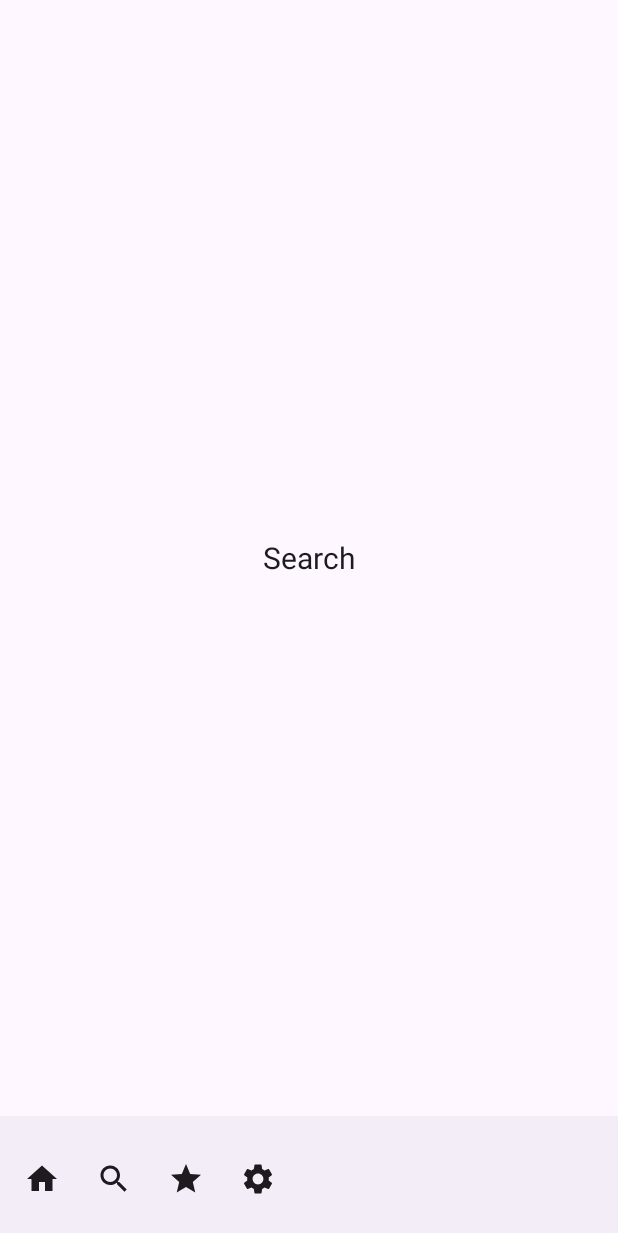
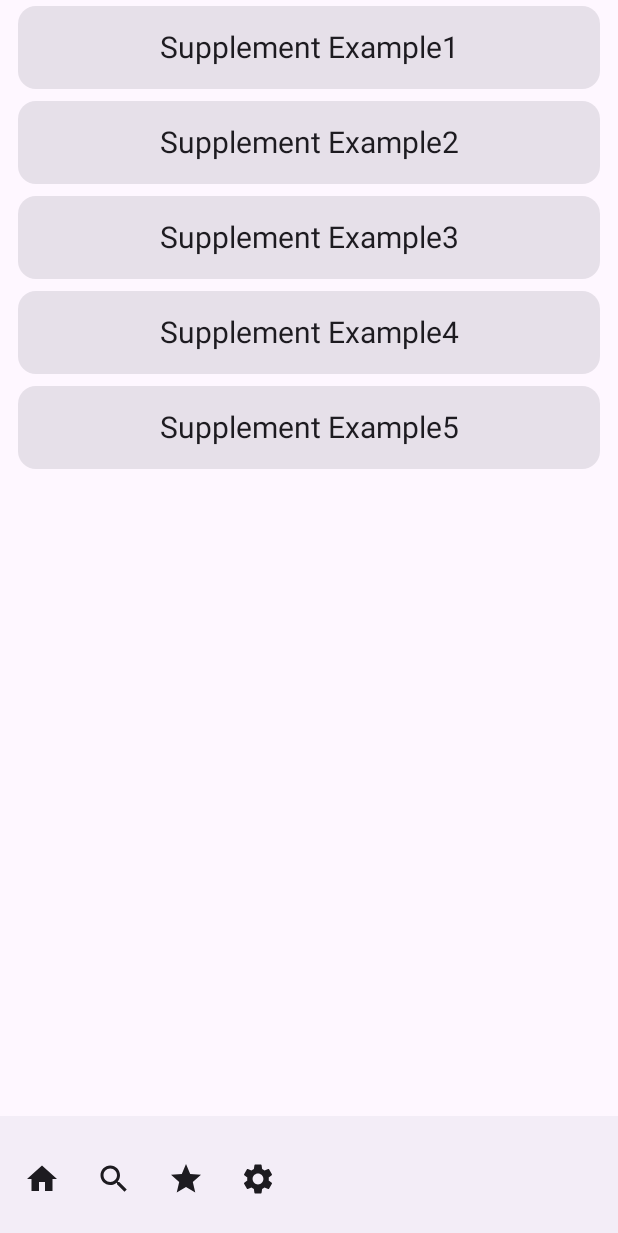
Before and after one commit to Crested-Penguin/SIP-Android, an Android app built with Jetpack Compose: the SearchScreen screen opened through its navigation route, on a phone screen of 412 x 824 dp. Before the commit the part shown is almost empty. Shown: the top 1233 px of the screen. Run offline under Robolectric (Android 15) with nearby library versions, the phone set to English and light mode, and no system bars.

Commit message:
Add SupplementItem to SearchScreen.kt

```diff
--- a/app/src/main/java/com/crestedpenguin/sip/screens/SearchScreen.kt
+++ b/app/src/main/java/com/crestedpenguin/sip/screens/SearchScreen.kt
@@ -3,18 +3,56 @@ package com.crestedpenguin.sip.screens
 import androidx.compose.foundation.layout.Arrangement
 import androidx.compose.foundation.layout.Column
 import androidx.compose.foundation.layout.fillMaxSize
+import androidx.compose.foundation.layout.fillMaxWidth
+import androidx.compose.foundation.layout.padding
+import androidx.compose.foundation.lazy.LazyColumn
+import androidx.compose.material3.Card
 import androidx.compose.material3.Text
 import androidx.compose.runtime.Composable
 import androidx.compose.ui.Alignment
 import androidx.compose.ui.Modifier
+import androidx.compose.ui.unit.dp
 import androidx.compose.ui.unit.sp
 
 @Composable
 fun SearchScreen() {
-    Column(modifier = Modifier.fillMaxSize(),
-        verticalArrangement = Arrangement.Center,
-        horizontalAlignment = Alignment.CenterHorizontally) {
-        Text(text = "Search",
-            fontSize = 20.sp)
+
+    LazyColumn(
+        modifier = Modifier
+            .padding(horizontal = 8.dp)
+            .fillMaxSize()
+    ) {
+        item {
+            SupplementItem("Example1")
+            SupplementItem("Example2")
+            SupplementItem("Example3")
+            SupplementItem("Example4")
+            SupplementItem("Example5")
+        }
     }
 }
+
+@Composable
+fun SupplementItem(product: String) {
+    Card(modifier = Modifier
+        .padding(4.dp)
+        .fillMaxWidth()) {
+        Column(
+            modifier = Modifier
+                .padding(16.dp)
+                .fillMaxSize(),
+            verticalArrangement = Arrangement.Center,
+            horizontalAlignment = Alignment.CenterHorizontally
+        ) {
+            SupplementImage()
+            Text(
+                text = "Supplement $product",
+                fontSize = 20.sp
+            )
+        }
+    }
+}
+
+@Composable
+private fun SupplementImage() {
+}
```
